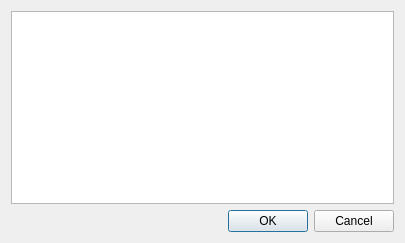
seanxyh/liteide, file liteidex/src/plugins/litebuild/buildconfigdialog.ui: the form before one commit.
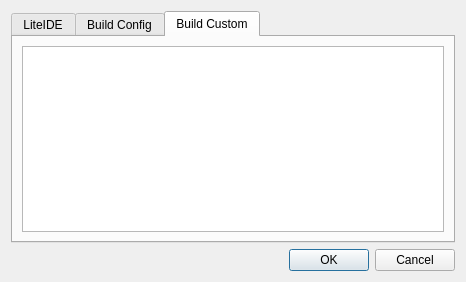
The form after the commit.

Commit message: LiteBuild : show liteide/config/custom

What changed in the file:
```diff
--- a/liteidex/src/plugins/litebuild/buildconfigdialog.ui
+++ b/liteidex/src/plugins/litebuild/buildconfigdialog.ui
@@ -6,16 +6,50 @@
    <rect>
     <x>0</x>
     <y>0</y>
-    <width>405</width>
-    <height>243</height>
+    <width>466</width>
+    <height>282</height>
    </rect>
   </property>
   <property name="windowTitle">
    <string>Build Config Dialog</string>
   </property>
-  <layout class="QVBoxLayout" name="verticalLayout">
+  <layout class="QVBoxLayout" name="verticalLayout_4">
    <item>
-    <widget class="QTableView" name="tableView"/>
+    <widget class="QTabWidget" name="tabWidget">
+     <property name="currentIndex">
+      <number>2</number>
+     </property>
+     <widget class="QWidget" name="tab">
+      <attribute name="title">
+       <string>LiteIDE</string>
+      </attribute>
+      <layout class="QVBoxLayout" name="verticalLayout_3">
+       <item>
+        <widget class="QTableView" name="liteideTableView"/>
+       </item>
+      </layout>
+     </widget>
+     <widget class="QWidget" name="tab_2">
+      <attribute name="title">
+       <string>Build Config</string>
+      </attribute>
+      <layout class="QVBoxLayout" name="verticalLayout_2">
+       <item>
+        <widget class="QTableView" name="configTableView"/>
+       </item>
+      </layout>
+     </widget>
+     <widget class="QWidget" name="tab_3">
+      <attribute name="title">
+       <string>Build Custom</string>
+      </attribute>
+      <layout class="QVBoxLayout" name="verticalLayout">
+       <item>
+        <widget class="QTableView" name="customTableView"/>
+       </item>
+      </layout>
+     </widget>
+    </widget>
    </item>
    <item>
     <widget class="QDialogButtonBox" name="buttonBox">
```
The commit also changes 6 other files.
